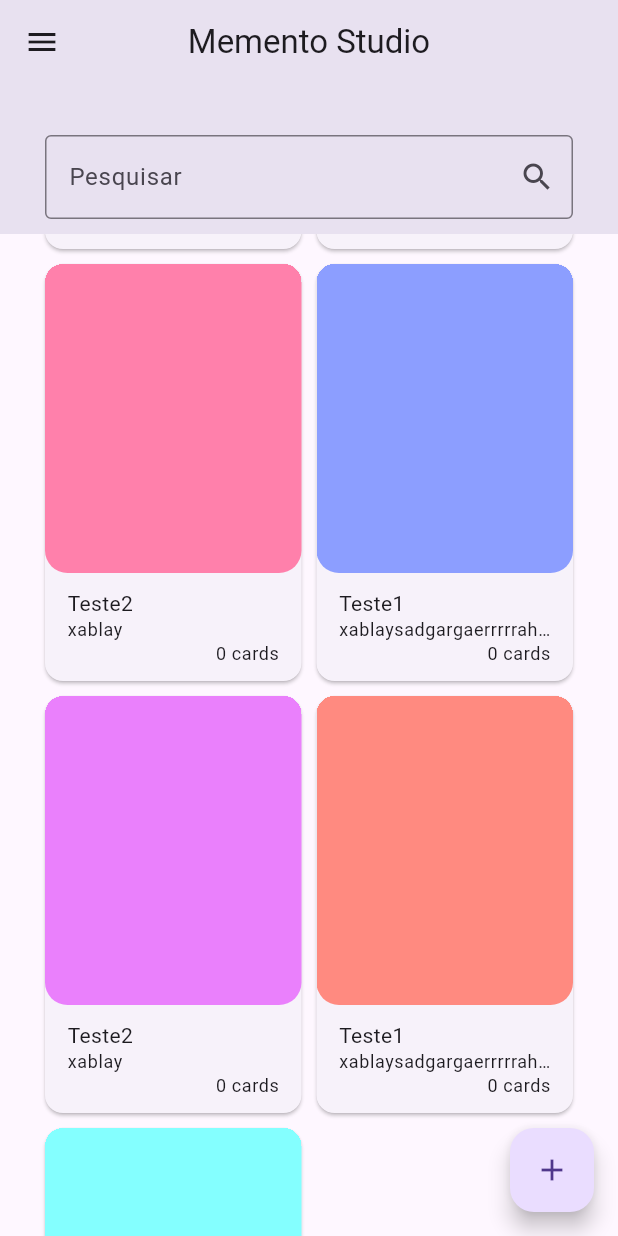
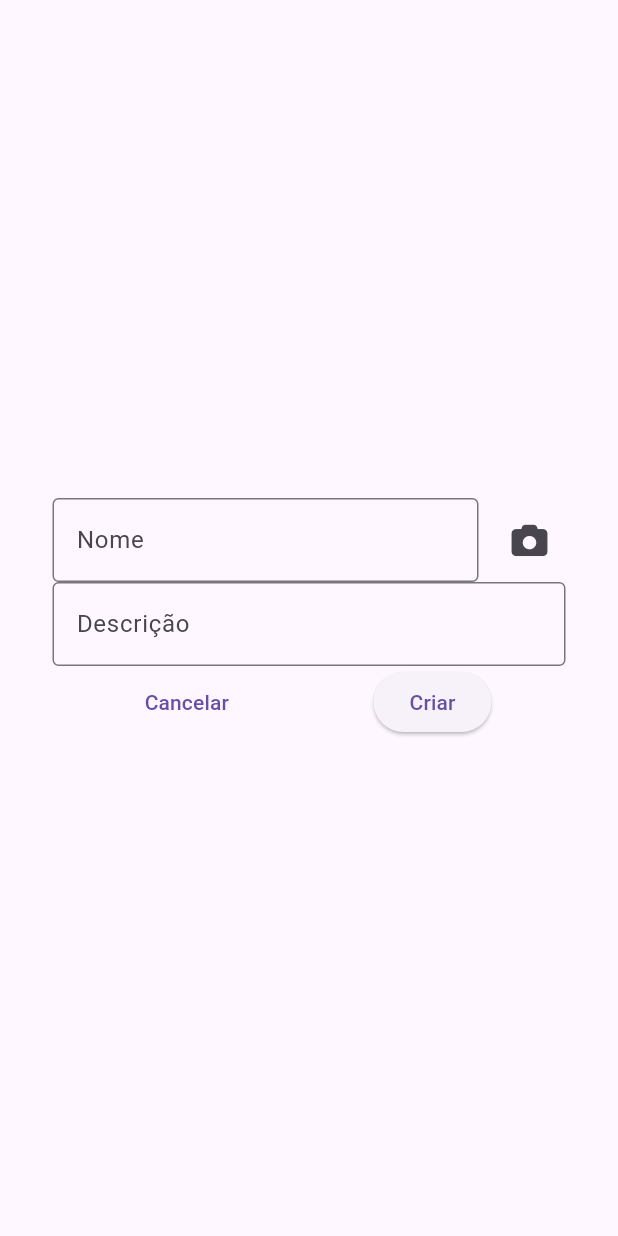
Before and after one commit to hericles-koelher/memento_studio, a Flutter app: the screen it shows after launch, scrolled down 576 dp, after a tap on the "add" icon, on a phone screen of 412 x 824 dp. Run offline on Flutter 3.47's test engine with Material 2 defaults, Android fonts, the phone set to English and light mode, and no system bars; our stand-ins replace bloc, copy_with_extension, firebase_auth, firebase_core, flutter_bloc, flutter_svg and 7 more; missing offline and left inert: flutter_facebook_auth, jdenticon_dart; accounts and stored records are empty; generated files the repository leaves out were written again.

Commit message:
iniciei a página de criação de decks

```diff
--- a/app/lib/src/pages.dart
+++ b/app/lib/src/pages.dart
@@ -3,3 +3,4 @@ export 'pages/explore_page.dart';
 export 'pages/sign_in_page.dart';
 export 'pages/sign_up_page.dart';
 export 'pages/my_account_page.dart';
+export 'pages/deck_creation_page.dart';
--- /dev/null
+++ b/app/lib/src/pages/deck_creation_page.dart
@@ -0,0 +1,147 @@
+import 'package:flutter/material.dart';
+import 'package:font_awesome_flutter/font_awesome_flutter.dart';
+import 'package:go_router/go_router.dart';
+import 'package:kiwi/kiwi.dart';
+import 'package:logger/logger.dart';
+import 'package:memento_studio/src/utils.dart';
+
+import '../utils.dart' as utils;
+
+class DeckCreationPage extends StatefulWidget {
+  const DeckCreationPage({Key? key}) : super(key: key);
+
+  @override
+  State<DeckCreationPage> createState() => _DeckCreationPageState();
+}
+
+class _DeckCreationPageState extends State<DeckCreationPage> {
+  final Logger _logger = KiwiContainer().resolve();
+  final _formKey = GlobalKey<FormState>();
+  utils.MemoryImage? _cover;
+
+  @override
+  Widget build(BuildContext context) {
+    return Scaffold(
+      resizeToAvoidBottomInset: false,
+      body: LayoutBuilder(
+        builder: (context, constraints) => SingleChildScrollView(
+          physics: const BouncingScrollPhysics(),
+          reverse: true,
+          padding: EdgeInsets.only(
+            bottom: MediaQuery.of(context).viewInsets.bottom / 2,
+          ),
+          child: Form(
+            key: _formKey,
+            child: ConstrainedBox(
+              constraints: constraints,
+              child: Column(
+                mainAxisAlignment: MainAxisAlignment.center,
+                children: [
+                  const Spacer(),
+                  if (_cover != null)
+                    Flexible(
+                      flex: 2,
+                      child: Container(
+                        margin: const EdgeInsets.symmetric(
+                          horizontal: horizontalPadding,
+                        ),
+                        decoration: BoxDecoration(
+                          image: DecorationImage(
+                            image: Image.memory(_cover!.bytes).image,
+                            fit: BoxFit.cover,
+                          ),
+                          borderRadius: const BorderRadius.all(
+                            Radius.circular(15),
+                          ),
+                        ),
+                      ),
+                    ),
+                  Padding(
+                    padding: const EdgeInsets.symmetric(
+                      horizontal: horizontalPadding,
+                    ),
+                    child: Row(
+                      children: [
+                        Flexible(
+                          child: TextFormField(
+                            decoration: const InputDecoration(
+                              labelText: "Nome",
+                              border: OutlineInputBorder(),
+                            ),
+                            validator: (name) {
+                              if (name == null || !Validator.isDeckName(name)) {
+                                return "Nome inválido";
+                              }
+
+                              return null;
+                            },
+                          ),
+                        ),
+                        const SizedBox(width: 10),
+                        IconButton(
+                          onPressed: () async {
+                            var memImg = await getImageFromDeviceGallery();
+
+                            setState(() {
+                              if (memImg != null) {
+                                _cover = memImg;
+                              }
+                            });
+                          },
+                          icon: const FaIcon(
+                            FontAwesomeIcons.camera,
+                          ),
+                        ),
+                      ],
+                    ),
+                  ),
+                  Padding(
+                    padding: const EdgeInsets.symmetric(
+                      horizontal: horizontalPadding,
+                    ),
+                    child: TextFormField(
+                      decoration: const InputDecoration(
+                        labelText: "Descrição",
+                        border: OutlineInputBorder(),
+                      ),
+                      validator: (description) {
+                        if (description != null &&
+                            !Validator.isDeckDescription(description)) {
+                          return "Descrição inválida, por favor utilize até 256 caracteres";
+                        }
+
+                        return null;
+                      },
+                    ),
+                  ),
+                  Row(
+                    mainAxisAlignment: MainAxisAlignment.spaceEvenly,
+                    children: [
+                      TextButton(
+                        onPressed: () => GoRouter.of(context).pop(),
+                        child: const Text("Cancelar"),
+                      ),
+                      ElevatedButton(
+                        onPressed: () {
+                          if (_formKey.currentState!.validate()) {
+                            _logger.i(
+                              "Formulário de criação de usuário válido.",
+                            );
+                          } else {
+                            _logger.i("Formulário não foi aceito");
+                          }
+                        },
+                        child: const Text("Criar"),
+                      ),
+                    ],
+                  ),
+                  const Spacer(),
+                ],
+              ),
+            ),
+          ),
+        ),
+      ),
+    );
+  }
+}
--- a/app/lib/src/pages/home_page.dart
+++ b/app/lib/src/pages/home_page.dart
@@ -1,7 +1,9 @@
 import 'package:flutter/material.dart';
 import 'package:flutter_staggered_grid_view/flutter_staggered_grid_view.dart';
+import 'package:go_router/go_router.dart';
 import 'package:kiwi/kiwi.dart';
 import 'package:logger/logger.dart';
+import 'package:memento_studio/src/utils/ms_router.dart';
 import 'package:memento_studio/src/widgets.dart';
 
 import '../utils.dart';
@@ -59,7 +61,8 @@ class HomePage extends StatelessWidget {
       ),
       floatingActionButton: FloatingActionButton(
         child: const Icon(Icons.add),
-        onPressed: () async {},
+        onPressed: () =>
+            GoRouter.of(context).goNamed(MSRouter.deckCreationRouteName),
       ),
     );
   }
--- a/app/lib/src/repositories/local/objectbox_local_deck_repository.dart
+++ b/app/lib/src/repositories/local/objectbox_local_deck_repository.dart
@@ -1,6 +1,6 @@
 import 'package:kiwi/kiwi.dart';
 import 'package:memento_studio/src/entities.dart';
-import 'package:memento_studio/src/exceptions/m_s_storage_exception.dart';
+import 'package:memento_studio/src/exceptions.dart';
 import 'package:memento_studio/src/repositories/local/local_deck_repository.dart';
 import 'package:memento_studio/src/utils.dart';
 
--- a/app/lib/src/utils/ms_router.dart
+++ b/app/lib/src/utils/ms_router.dart
@@ -15,6 +15,7 @@ class MSRouter {
 
   static const homeRouteName = "home";
   static const exploreRouteName = "explore";
+  static const deckCreationRouteName = "deck_creation";
   static const signInRouteName = "sign_in";
   static const signUpRouteName = "sign_up";
   static const myAccountRouteName = "my_account";
@@ -43,32 +44,32 @@ class MSRouter {
         GoRoute(
           path: '/',
           name: homeRouteName,
-          builder: (BuildContext context, GoRouterState state) =>
-              const HomePage(),
+          builder: (_, __) => const HomePage(),
           routes: [
+            GoRoute(
+              path: "deck_creation",
+              name: deckCreationRouteName,
+              builder: (_, __) => const DeckCreationPage(),
+            ),
             GoRoute(
               path: 'explore',
               name: exploreRouteName,
-              builder: (BuildContext context, GoRouterState state) =>
-                  const ExplorePage(),
+              builder: (_, __) => const ExplorePage(),
             ),
             GoRoute(
               path: 'my_account',
               name: myAccountRouteName,
-              builder: (BuildContext context, GoRouterState state) =>
-                  const MyAccountPage(),
+              builder: (_, __) => const MyAccountPage(),
             ),
             GoRoute(
               path: 'sign_in',
               name: signInRouteName,
-              builder: (BuildContext context, GoRouterState state) =>
-                  const SignInPage(),
+              builder: (_, __) => const SignInPage(),
               routes: [
                 GoRoute(
                   path: 'sign_up',
                   name: signUpRouteName,
-                  builder: (BuildContext context, GoRouterState state) =>
-                      const SignUpPage(),
+                  builder: (_, __) => const SignUpPage(),
                 ),
               ],
             ),
--- a/app/lib/src/utils/validator.dart
+++ b/app/lib/src/utils/validator.dart
@@ -9,5 +9,10 @@ abstract class Validator {
 
   static bool isEmail(String email) => _emailRegex.hasMatch(email);
 
-  static bool isName(String name) => _nameRegex.hasMatch(name);
+  static bool isUserName(String name) => _nameRegex.hasMatch(name);
+
+  static bool isDeckName(String name) => name.isNotEmpty && name.length <= 64;
+
+  static bool isDeckDescription(String description) =>
+      description.isNotEmpty && description.length <= 256;
 }
```
Also changed, not shown: app/lib/src/pages/card_creation_page.dart (added), app/pubspec.lock.
